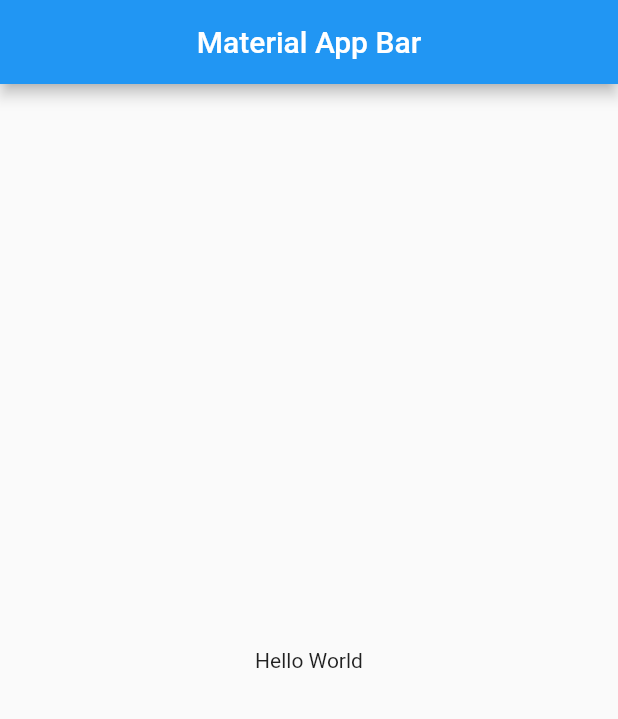
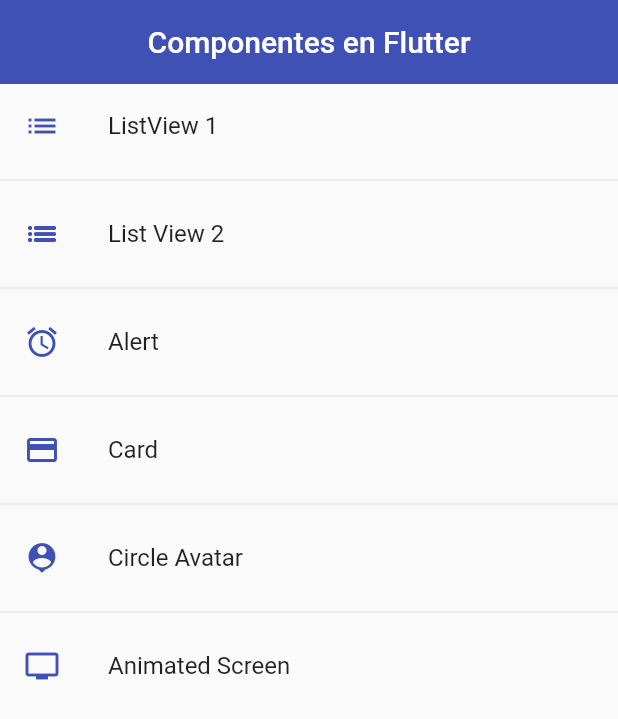
Before and after one commit to Akrata/fl-components, a Flutter app: the screen it shows after launch, on a phone screen of 412 x 824 dp. Shown: the top 719 px of the screen. Run offline on Flutter 3.47's test engine with Material 2 defaults, Android fonts, the phone set to English and light mode, and no system bars.

```diff
--- a/lib/main.dart
+++ b/lib/main.dart
@@ -1,6 +1,11 @@
+import 'package:fl_components/themes/themes.dart';
 import 'package:flutter/material.dart';
 
-void main() => runApp(const MyApp());
+import 'router/router.dart';
+
+void main() {
+  runApp(const MyApp());
+}
 
 class MyApp extends StatelessWidget {
   const MyApp({Key? key}) : super(key: key);
@@ -9,16 +14,11 @@ class MyApp extends StatelessWidget {
   Widget build(BuildContext context) {
     return MaterialApp(
       debugShowCheckedModeBanner: false,
-      title: 'Material App',
-      home: Scaffold(
-        appBar: AppBar(
-          title: const Text('Material App Bar'),
-          centerTitle: true,
-        ),
-        body: const Center(
-          child: Text('Hello World'),
-        ),
-      ),
+      // home: const ListView2Screen(),
+      initialRoute: AppRoutes.initialRoute,
+      routes: AppRoutes.getAppRoutes(),
+      onGenerateRoute: (settings) => AppRoutes.onGenerateRoute(settings),
+      theme: AppTheme.lightTheme,
     );
   }
 }
--- /dev/null
+++ b/lib/models/menu_options.dart
@@ -0,0 +1,14 @@
+import 'package:flutter/material.dart';
+
+class MenuOptions {
+  final String route;
+  final String name;
+  final Widget screen;
+  final IconData icon;
+
+  MenuOptions(
+      {required this.route,
+      required this.name,
+      required this.screen,
+      required this.icon});
+}
--- /dev/null
+++ b/lib/models/models.dart
@@ -0,0 +1 @@
+export 'package:fl_components/models/menu_options.dart';
--- /dev/null
+++ b/lib/router/app_routes.dart
@@ -0,0 +1,64 @@
+import 'package:flutter/material.dart';
+
+import '../screens/screens.dart';
+import 'package:fl_components/models/models.dart';
+
+class AppRoutes {
+  static const initialRoute = 'home';
+
+  static final menuOptions = <MenuOptions>[
+    MenuOptions(
+        route: 'listview1',
+        name: 'ListView 1',
+        screen: const ListView1Screen(),
+        icon: Icons.list),
+    MenuOptions(
+        route: 'listview2',
+        name: 'List View 2',
+        screen: const ListView2Screen(),
+        icon: Icons.list_outlined),
+    MenuOptions(
+        route: 'alert',
+        name: 'Alert',
+        screen: const AlertScreen(),
+        icon: Icons.alarm),
+    MenuOptions(
+        route: 'card',
+        name: 'Card',
+        screen: const CardScreen(),
+        icon: Icons.credit_card),
+    MenuOptions(
+        route: 'circle_avatar',
+        name: 'Circle Avatar',
+        screen: const CircleAvatarPerson(),
+        icon: Icons.person_pin),
+    MenuOptions(
+        route: 'animated_screen',
+        name: 'Animated Screen',
+        screen: const AnimatedScreen(),
+        icon: Icons.tv),
+  ];
+
+  static Map<String, Widget Function(BuildContext)> getAppRoutes() {
+    Map<String, Widget Function(BuildContext)> appRoutes = {};
+    appRoutes.addAll({'home': (context) => const HomeScreen()});
+    for (var option in menuOptions) {
+      appRoutes.addAll({option.route: (context) => option.screen});
+    }
+
+    return appRoutes;
+  }
+
+  // static Map<String, Widget Function(BuildContext)> routes = {
+  //   'home': (context) => const HomeScreen(),
+  //   'listview1': (context) => const ListView1Screen(),
+  //   'listview2': (context) => const ListView2Screen(),
+  //   'alert': (context) => const AlertScreen(),
+  //   'card': (context) => const CardScreen(),
+  // };
+  static Route<dynamic> onGenerateRoute(RouteSettings settings) {
+    return MaterialPageRoute(
+      builder: (context) => const AlertScreen(),
+    );
+  }
+}
--- /dev/null
+++ b/lib/router/router.dart
@@ -0,0 +1 @@
+export 'app_routes.dart';
--- /dev/null
+++ b/lib/screens/home_screen.dart
@@ -0,0 +1,33 @@
+import 'package:fl_components/router/app_routes.dart';
+import 'package:fl_components/themes/themes.dart';
+import 'package:flutter/material.dart';
+
+class HomeScreen extends StatelessWidget {
+  const HomeScreen({Key? key}) : super(key: key);
+
+  @override
+  Widget build(BuildContext context) {
+    return Scaffold(
+        appBar: AppBar(
+          title: const Text("Componentes en Flutter"),
+        ),
+        body: ListView.separated(
+            itemBuilder: (context, index) => ListTile(
+                  leading: Icon(
+                    AppRoutes.menuOptions[index].icon,
+                    color: AppTheme.primary,
+                  ),
+                  title: Text(AppRoutes.menuOptions[index].name),
+                  onTap: () {
+                    // final route = MaterialPageRoute(
+                    //   builder: (context) => const ListView1Screen(),
+                    // );
+
+                    Navigator.pushNamed(
+                        context, AppRoutes.menuOptions[index].route);
+                  },
+                ),
+            separatorBuilder: (_, __) => const Divider(),
+            itemCount: AppRoutes.menuOptions.length));
+  }
+}
--- /dev/null
+++ b/lib/screens/screens.dart
@@ -0,0 +1,7 @@
+export 'package:fl_components/screens/card_screen.dart';
+export 'package:fl_components/screens/alert_screen.dart';
+export 'package:fl_components/screens/listview1_screen.dart';
+export 'package:fl_components/screens/listview2_screen.dart';
+export 'package:fl_components/screens/home_screen.dart';
+export 'package:fl_components/screens/circle_avatar_person.dart';
+export 'package:fl_components/screens/animated_screen.dart';
--- /dev/null
+++ b/lib/themes/app_theme.dart
@@ -0,0 +1,26 @@
+import 'package:flutter/material.dart';
+
+class AppTheme {
+  static const Color primary = Colors.indigo;
+
+  static final ThemeData lightTheme = ThemeData.light().copyWith(
+    primaryColor: primary,
+    appBarTheme:
+        const AppBarTheme(color: primary, elevation: 0, centerTitle: true),
+    //TextButton theme
+    textButtonTheme:
+        TextButtonThemeData(style: TextButton.styleFrom(primary: primary)),
+
+    //FloatingActionButton Theme
+    floatingActionButtonTheme: const FloatingActionButtonThemeData(
+        backgroundColor: primary, elevation: 0.5),
+
+    elevatedButtonTheme: ElevatedButtonThemeData(
+      style: ElevatedButton.styleFrom(
+        primary: primary,
+        shape: const StadiumBorder(),
+        elevation: 0,
+      ),
+    ),
+  );
+}
--- /dev/null
+++ b/lib/themes/themes.dart
@@ -0,0 +1 @@
+export 'package:fl_components/themes/app_theme.dart';
--- /dev/null
+++ b/lib/widgets/widgets.dart
@@ -0,0 +1,2 @@
+export 'package:fl_components/widgets/custom_card_1.dart';
+export 'package:fl_components/widgets/custom_card_2.dart';
```
Also changed, not shown: lib/screens/alert_screen.dart (added, +121 -0 lines), lib/screens/animated_screen.dart (added, +56 -0 lines), lib/screens/card_screen.dart (added, +32 -0 lines), lib/screens/circle_avatar_person.dart (added, +31 -0 lines), lib/screens/listview1_screen.dart (added, +26 -0 lines), lib/screens/listview2_screen.dart (added, +26 -0 lines), lib/widgets/custom_card_1.dart (added, +43 -0 lines), lib/widgets/custom_card_2.dart (added, +35 -0 lines), pubspec.yaml (+3 -5 lines), assets/img/loading.gif (added).
